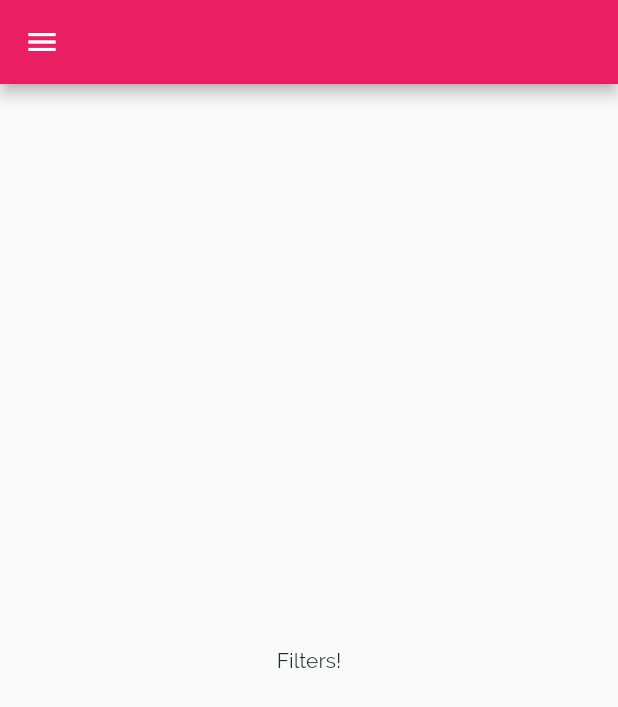
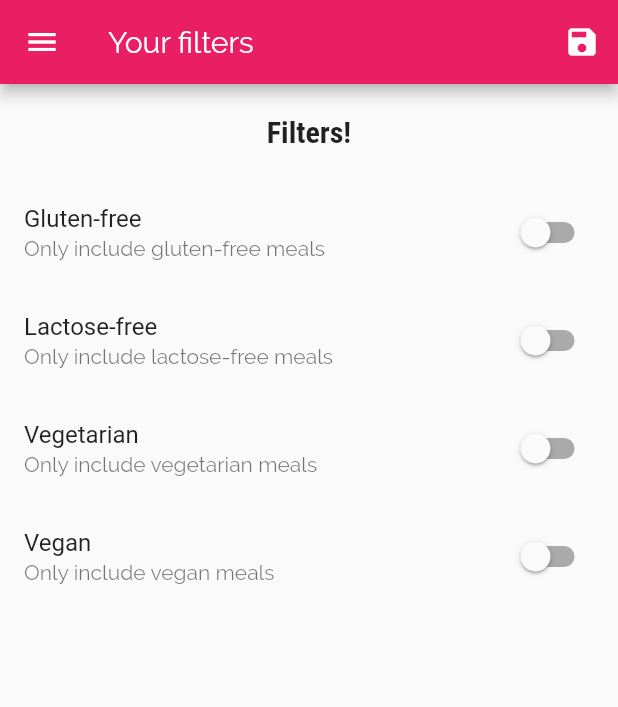
Before and after one commit to 123jkl6/meals_app, a Flutter app: the FilterScreen screen opened by its route, on a phone screen of 412 x 824 dp. Shown: the top 707 px of the screen. Run offline on Flutter 3.47's test engine with Material 2 defaults, Android fonts, the phone set to English and light mode, and no system bars.

Commit message:
added filters implementation to filter out gluten-free, lactose-free, vegan and vegetarian meals.

```diff
--- a/lib/main.dart
+++ b/lib/main.dart
@@ -5,10 +5,49 @@ import 'package:meals_app/screen/filters_screen.dart';
 import 'package:meals_app/screen/meal_detail_screen.dart';
 import 'package:meals_app/screen/tabs_screen.dart';
 
+import "./models/meal.dart";
+
+import "./dummy-data.dart";
+
 void main() => runApp(MyApp());
 
-class MyApp extends StatelessWidget {
+class MyApp extends StatefulWidget {
   // This widget is the root of your application.
+  @override
+  _MyAppState createState() => _MyAppState();
+}
+
+class _MyAppState extends State<MyApp> {
+  Map<String, bool> _filters = {
+    "gluten": false,
+    "lactose": false,
+    "vegan": false,
+    "vegetarian": false,
+  };
+  List<Meal> _availableMeals = DUMMY_MEALS;
+
+  void _setFilters(Map<String, bool> filterData) {
+    setState(() {
+      _filters = filterData;
+      _availableMeals = DUMMY_MEALS.where((meal) {
+        if (_filters["gluten"] && !meal.isGlutenFree) {
+          return false;
+        }
+        if (_filters["lactose"] && !meal.isLactoseFree) {
+          return false;
+        }
+        if (_filters["vegan"] && !meal.isVegan){
+          return false;
+        }
+        if (_filters["vegetarian"] && !meal.isVegetarian) {
+          return false;
+        }
+        //if no filters set
+        return true;
+      }).toList();
+    });
+  }
+
   @override
   Widget build(BuildContext context) {
     return MaterialApp(
@@ -44,9 +83,12 @@ class MyApp extends StatelessWidget {
       initialRoute: "/",
       routes: {
         "/": (ctx) => TabsScreen(),
-        CategoryMealsScreen.routeName: (ctx) => CategoryMealsScreen(),
+        CategoryMealsScreen.routeName: (ctx) =>
+            CategoryMealsScreen(availableMeals: _availableMeals),
         MealDetailScreen.routeName: (ctx) => MealDetailScreen(),
-        FilterScreen.routeName : (ctx)=>FilterScreen(),
+        FilterScreen.routeName: (ctx) => FilterScreen(
+              saveFilter: _setFilters,
+            ),
       },
       // onGenerateRoute: (settings){
       //   print(settings.arguments);
--- a/lib/screen/category_meals_screen.dart
+++ b/lib/screen/category_meals_screen.dart
@@ -1,12 +1,13 @@
 import "package:flutter/material.dart";
 import 'package:meals_app/widgets/meal_item.dart';
-
-import "../dummy-data.dart";
 
 import "../models/meal.dart";
 
 class CategoryMealsScreen extends StatefulWidget {
   static const routeName = "categories_meal_screen";
+  final List<Meal> availableMeals;
+
+  CategoryMealsScreen({this.availableMeals});
 
   @override
   _CategoryMealsScreenState createState() => _CategoryMealsScreenState();
@@ -33,7 +34,7 @@ class _CategoryMealsScreenState extends State<CategoryMealsScreen> {
         ModalRoute.of(context).settings.arguments as Map<String, String>;
     _categoryTitle = routeArgs["title"];
     final categoryId = routeArgs["id"];
-    _displayedMeals = DUMMY_MEALS
+    _displayedMeals = widget.availableMeals
         .where(
           (oneMeal) => oneMeal.categories.contains(categoryId),
         )
--- a/lib/screen/filters_screen.dart
+++ b/lib/screen/filters_screen.dart
@@ -1,18 +1,119 @@
 import "package:flutter/material.dart";
 import 'package:meals_app/widgets/main_drawer.dart';
 
-class FilterScreen extends StatelessWidget {
-  static const routeName = "filters_screen";
+class FilterScreen extends StatefulWidget {
+  static const routeName = "/filters_screen";
+  final Function saveFilter;
+
+  FilterScreen({this.saveFilter});
+
+  @override
+  _FilterScreenState createState() => _FilterScreenState();
+}
+
+class _FilterScreenState extends State<FilterScreen> {
+  bool _glutenFree = false;
+  bool _vegetarian = false;
+  bool _vegan = false;
+  bool _lactoseFree = false;
+
+  Widget _buildSwitchListTile(
+    String title,
+    String description,
+    bool currentValue,
+    Function updateValue,
+  ) {
+    return SwitchListTile(
+      title: Text(title),
+      value: currentValue,
+      subtitle: Text(
+        description,
+      ),
+      onChanged: (newValue) {
+        setState(() {
+          _glutenFree = newValue;
+        });
+      },
+    );
+  }
 
   @override
   Widget build(BuildContext context) {
     return Scaffold(
       appBar: AppBar(
-        title: Text(""),
+        title: Text("Your filters"),
+        actions: <Widget>[
+          IconButton(
+            icon: Icon(Icons.save),
+            onPressed: () {
+              final selectedFilters = {
+                "gluten": _glutenFree,
+                "lactose": _lactoseFree,
+                "vegan": _vegan,
+                "vegetarian": _vegetarian,
+              };
+              widget.saveFilter(selectedFilters);
+            },
+          ),
+        ],
       ),
-      drawer:MainDrawer(),
-      body: Center(
-        child: Text("Filters!"),
+      drawer: MainDrawer(),
+      body: Column(
+        children: <Widget>[
+          Container(
+            padding: EdgeInsets.all(20),
+            child: Text(
+              "Filters!",
+              style: Theme.of(context).textTheme.title,
+            ),
+          ),
+          Expanded(
+            child: ListView(
+              children: <Widget>[
+                _buildSwitchListTile(
+                  "Gluten-free",
+                  "Only include gluten-free meals",
+                  _glutenFree,
+                  (newValue) {
+                    setState(() {
+                      _glutenFree = newValue;
+                    });
+                  },
+                ),
+                _buildSwitchListTile(
+                  "Lactose-free",
+                  "Only include lactose-free meals",
+                  _lactoseFree,
+                  (newValue) {
+                    setState(() {
+                      _lactoseFree = newValue;
+                    });
+                  },
+                ),
+                _buildSwitchListTile(
+                  "Vegetarian",
+                  "Only include vegetarian meals",
+                  _vegetarian,
+                  (newValue) {
+                    setState(() {
+                      _lactoseFree = newValue;
+                    });
+                  },
+                ),
+                _buildSwitchListTile(
+                  "Vegan",
+                  "Only include vegan meals",
+                  _vegan,
+                  (newValue) {
+                    setState(() {
+                      _vegan = newValue;
+                    });
+                  },
+                ),
+              ],
+            ),
+          ),
+        ],
       ),
     );
   }
```
